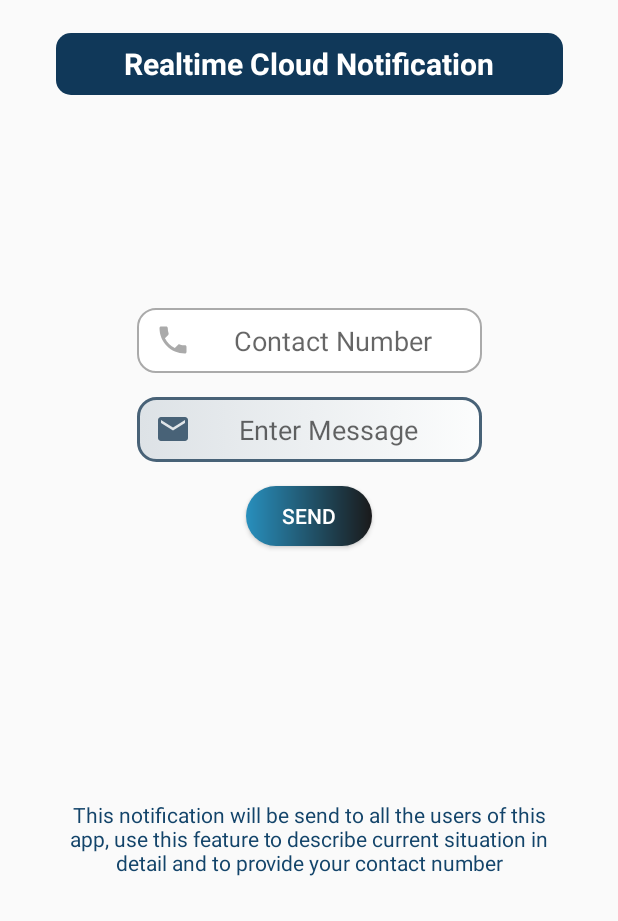
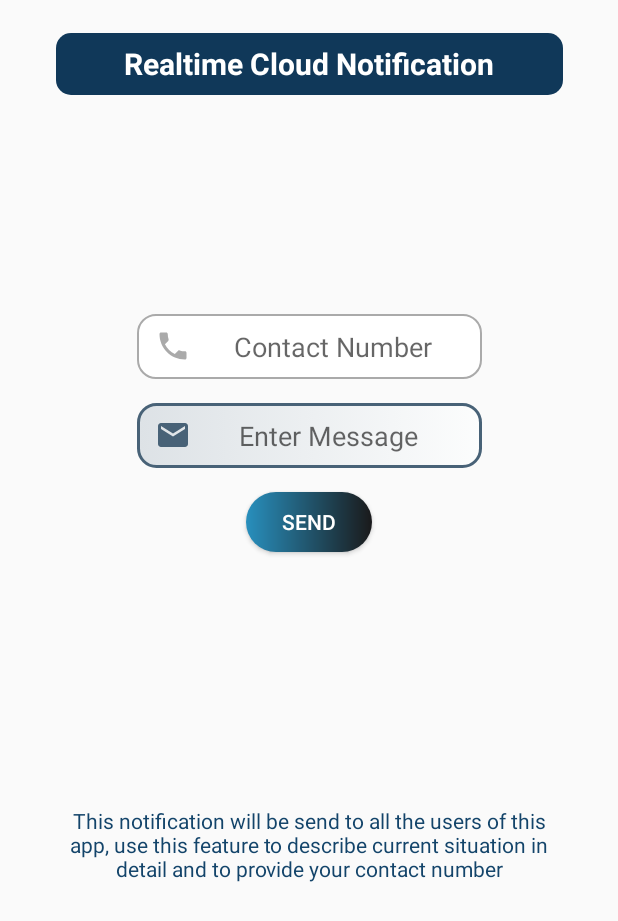
Before and after one commit to jaskirat2/Eligius, an Android app: the MainActivity2 screen opened directly, with no data from a screen before it, on a phone screen of 412 x 824 dp. Shown: the top 921 px of the screen. Run offline under Robolectric (Android 15) with nearby library versions, the light colour scheme and no system bars; libraries missing offline, so code that uses them is left out: es.dmoral.toasty; Roboto replaces fonts that are not available here; 1 statement that could not run was skipped.

Commit message:
minor layout changes

```diff
--- a/app/src/main/res/layout/activity_main2.xml
+++ b/app/src/main/res/layout/activity_main2.xml
@@ -41,7 +41,7 @@
         android:id="@+id/etTitle"
         android:layout_width="230dp"
         android:layout_height="43dp"
-        android:layout_marginTop="142dp"
+        android:layout_marginTop="146dp"
         android:background="@drawable/custom_input"
         android:drawableStart="@drawable/custom_contact_icon"
         android:drawablePadding="8dp"
```
